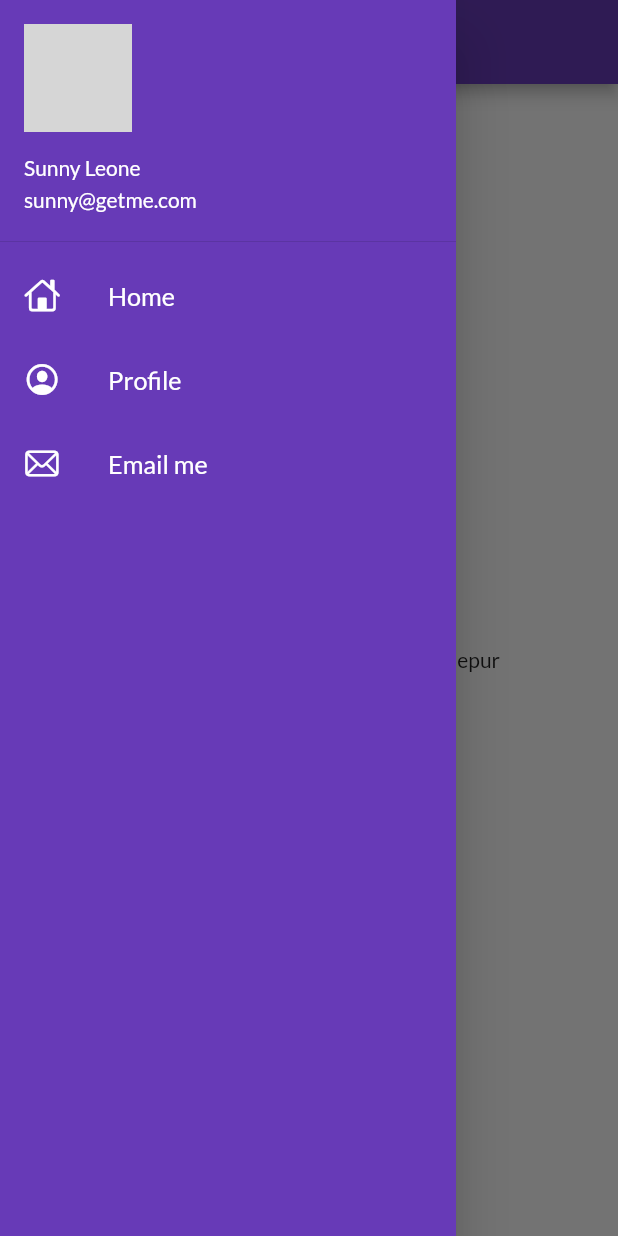
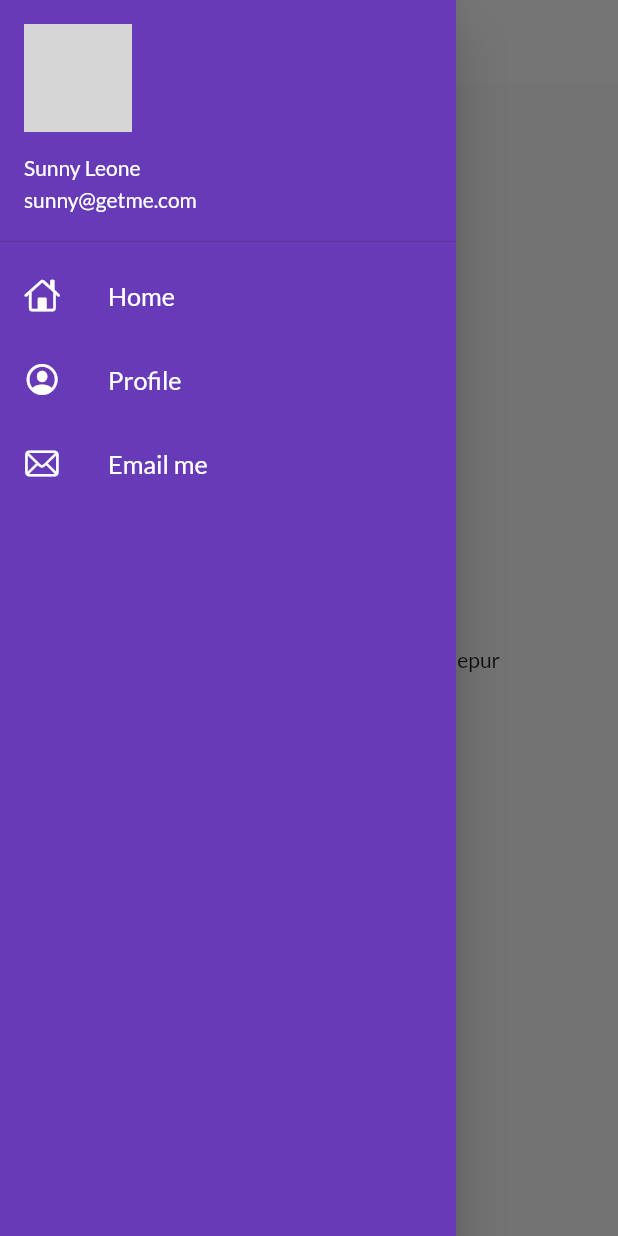
Before and after one commit to idheerajmeena/30DaysofFlutter, a Flutter app: the screen it shows after launch, with the side drawer open, on a phone screen of 412 x 824 dp. Run offline on Flutter 3.47's test engine with Material 2 defaults, Android fonts, the phone set to English and light mode, and no system bars; our stand-ins replace google_fonts; network calls fail; grey boxes are pictures that could not be loaded.

Commit message:
Themes extracted

```diff
--- a/lib/main.dart
+++ b/lib/main.dart
@@ -1,7 +1,8 @@
 import 'package:flutter/material.dart';
 import 'package:flutter_catalog/pages/login_page.dart';
 import 'package:flutter_catalog/utils/routes.dart';
-import 'package:google_fonts/google_fonts.dart';
+import 'package:flutter_catalog/widgets/themes.dart';
+
 import 'pages/home_page.dart';
 
 void main() {
@@ -13,11 +14,7 @@ class MyApp extends StatelessWidget {
   Widget build(BuildContext context) {
     return MaterialApp(
       themeMode: ThemeMode.light,
-      theme: ThemeData(
-        primarySwatch: Colors.deepPurple,
-        fontFamily: GoogleFonts.lato().fontFamily,
-        primaryTextTheme: GoogleFonts.latoTextTheme(),
-      ),
+      theme: MyTheme.lightTheme(context),
       darkTheme: ThemeData(
         brightness: Brightness.dark,
       ),
--- a/lib/widgets/drawer.dart
+++ b/lib/widgets/drawer.dart
@@ -16,18 +16,8 @@ class MyDrawer extends StatelessWidget {
               padding: EdgeInsets.zero,
               child: UserAccountsDrawerHeader(
                 margin: EdgeInsets.zero,
-                accountName: Text(
-                  "Sunny Leone",
-                  style: TextStyle(
-                    color: Colors.white,
-                  ),
-                ),
-                accountEmail: Text(
-                  "sunny@getme.com",
-                  style: TextStyle(
-                    color: Colors.white,
-                  ),
-                ),
+                accountName: Text("Sunny Leone"),
+                accountEmail: Text("sunny@getme.com"),
                 currentAccountPicture: CircleAvatar(
                   backgroundImage: NetworkImage(imageUrl),
                 ),
--- /dev/null
+++ b/lib/widgets/themes.dart
@@ -0,0 +1,17 @@
+import 'package:flutter/material.dart';
+import 'package:google_fonts/google_fonts.dart';
+
+class MyTheme {
+  static ThemeData lightTheme(BuildContext context) => ThemeData(
+      primarySwatch: Colors.deepPurple,
+      fontFamily: GoogleFonts.lato().fontFamily,
+      appBarTheme: AppBarTheme(
+        color: Colors.white,
+        elevation: 0.0,
+        iconTheme: IconThemeData(color: Colors.black),
+        textTheme: Theme.of(context).textTheme,
+      ));
+  static ThemeData darkTheme(BuildContext context) => ThemeData(
+        brightness: Brightness.dark,
+      );
+}
```
